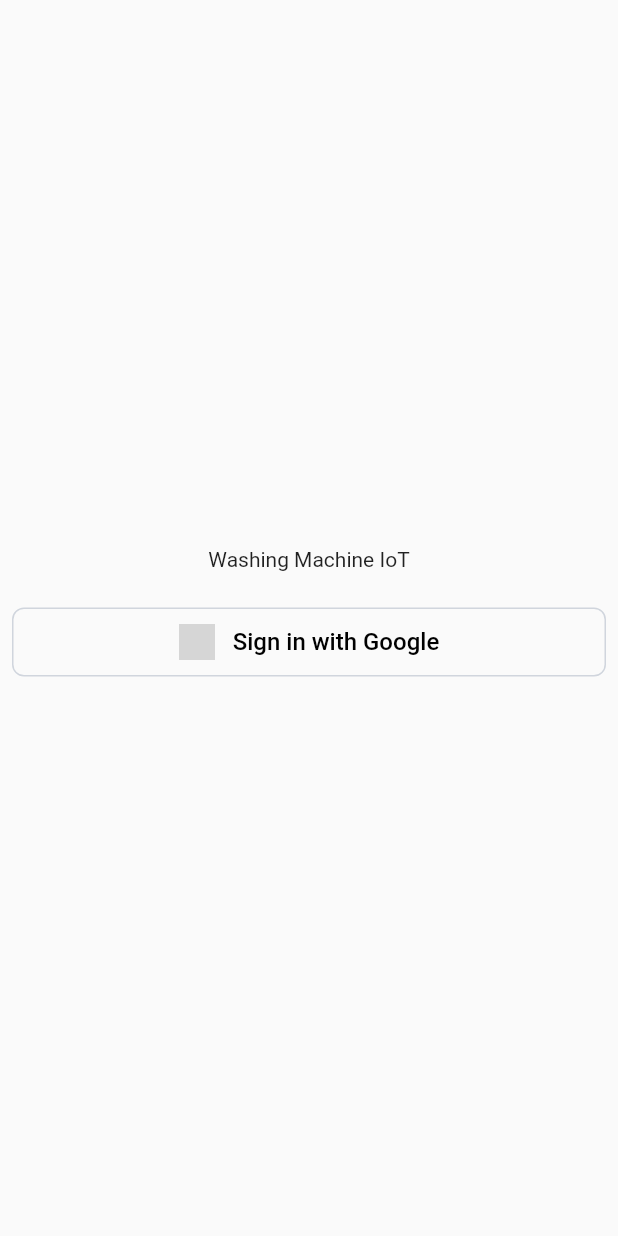
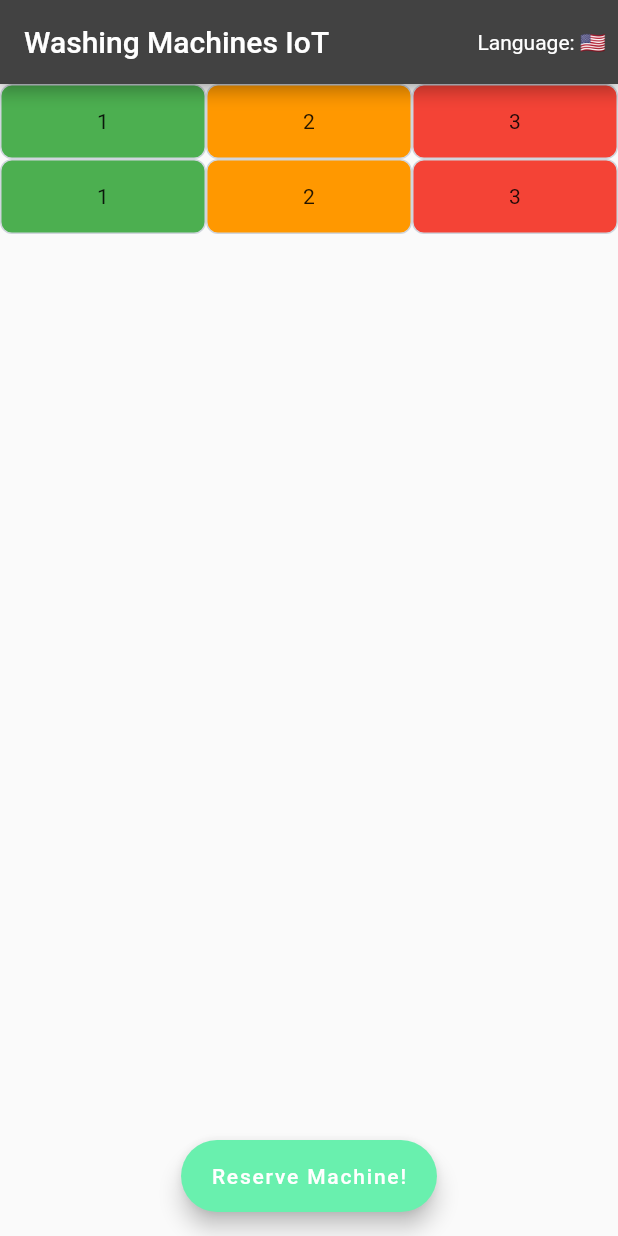
Before and after one commit to y3rbiadit0/washing-machine-iot-app, a Flutter app: the screen it shows after launch, on a phone screen of 412 x 824 dp. Run offline on Flutter 3.47's test engine with Material 2 defaults, Android fonts, the phone set to English and light mode, and no system bars; our stand-ins replace firebase_auth, firebase_core, flutter_riverpod, go_router, google_sign_in, riverpod_annotation; accounts and stored records are empty; generated files the repository leaves out were written again; grey boxes are pictures that could not be loaded.

```diff
--- a/lib/modules/home_page/home_page.dart
+++ b/lib/modules/home_page/home_page.dart
@@ -1 +1,49 @@
-//Add
+import 'package:flutter/material.dart';
+import 'package:flutter_riverpod/flutter_riverpod.dart';
+import 'package:washing_machine_iot_app/modules/home_page/washing_machine_widget.dart';
+
+import '../../language/language_pop_up_menu.dart';
+
+class HomePage extends ConsumerWidget {
+  const HomePage({super.key});
+
+  @override
+  Widget build(BuildContext context, WidgetRef ref) {
+    return Scaffold(
+      appBar: AppBar(
+        title: const Text("Washing Machines IoT"),
+        actions: const [LanguagePopUpMenu(), SizedBox(width: 8.0)],
+      ),
+      body: const Column(
+        mainAxisAlignment: MainAxisAlignment.start,
+        children: [
+          WashingMachinesSection(),
+          WashingMachinesSection(),
+        ],
+      ),
+      floatingActionButtonLocation: FloatingActionButtonLocation.centerFloat,
+      floatingActionButton: FloatingActionButton.extended(
+        onPressed: () {},
+        label: const Text("Reserve Machine!"),
+      ),
+    );
+  }
+}
+
+class WashingMachinesSection extends StatelessWidget {
+  const WashingMachinesSection({
+    super.key,
+  });
+
+  @override
+  Widget build(BuildContext context) {
+    return const Row(
+      mainAxisAlignment: MainAxisAlignment.spaceEvenly,
+      children: [
+        Expanded(flex: 1, child: AvailableWashingMachine(number: 1)),
+        Expanded(flex: 1, child: OccupiedWashingMachine(number: 2)),
+        Expanded(flex: 1, child: OutOfServiceWashingMachine(number: 3)),
+      ],
+    );
+  }
+}
--- /dev/null
+++ b/lib/modules/home_page/washing_machine_widget.dart
@@ -0,0 +1,54 @@
+import 'package:flutter/material.dart';
+
+enum WashingMachineStatusColor {
+  available(value: Colors.green),
+  occupied(value: Colors.orange),
+  outOfService(value: Colors.red);
+
+  const WashingMachineStatusColor({
+    required this.value,
+  });
+
+  final Color value;
+}
+
+class _WashingMachineStatus extends StatelessWidget {
+  final int number;
+  final WashingMachineStatusColor color;
+  final double size = 50.0;
+
+  const _WashingMachineStatus(
+      {super.key, required this.number, required this.color});
+
+  @override
+  Widget build(BuildContext context) {
+    return Container(
+      decoration: BoxDecoration(
+        borderRadius: BorderRadius.circular(8.0),
+        border: Border.all(
+          color: const Color(0xFFD0D5DD),
+          width: 1,
+        ),
+        color: color.value,
+      ),
+      width: size,
+      height: size,
+      child: Center(child: Text(number.toString())),
+    );
+  }
+}
+
+class AvailableWashingMachine extends _WashingMachineStatus {
+  const AvailableWashingMachine({super.key, required number})
+      : super(number: number, color: WashingMachineStatusColor.available);
+}
+
+class OccupiedWashingMachine extends _WashingMachineStatus {
+  const OccupiedWashingMachine({super.key, required number})
+      : super(number: number, color: WashingMachineStatusColor.occupied);
+}
+
+class OutOfServiceWashingMachine extends _WashingMachineStatus {
+  const OutOfServiceWashingMachine({super.key, required number})
+      : super(number: number, color: WashingMachineStatusColor.outOfService);
+}
--- a/lib/routes/router.dart
+++ b/lib/routes/router.dart
@@ -16,7 +16,7 @@ final routerProvider = Provider<GoRouter>((ref) {
   return GoRouter(
     navigatorKey: _key,
     debugLogDiagnostics: true,
-    initialLocation: AppRoutes.login_page.path,
+    initialLocation: AppRoutes.homepage.path,
     routes: [
       GoRoute(
         path: AppRoutes.login_page.path,
```
